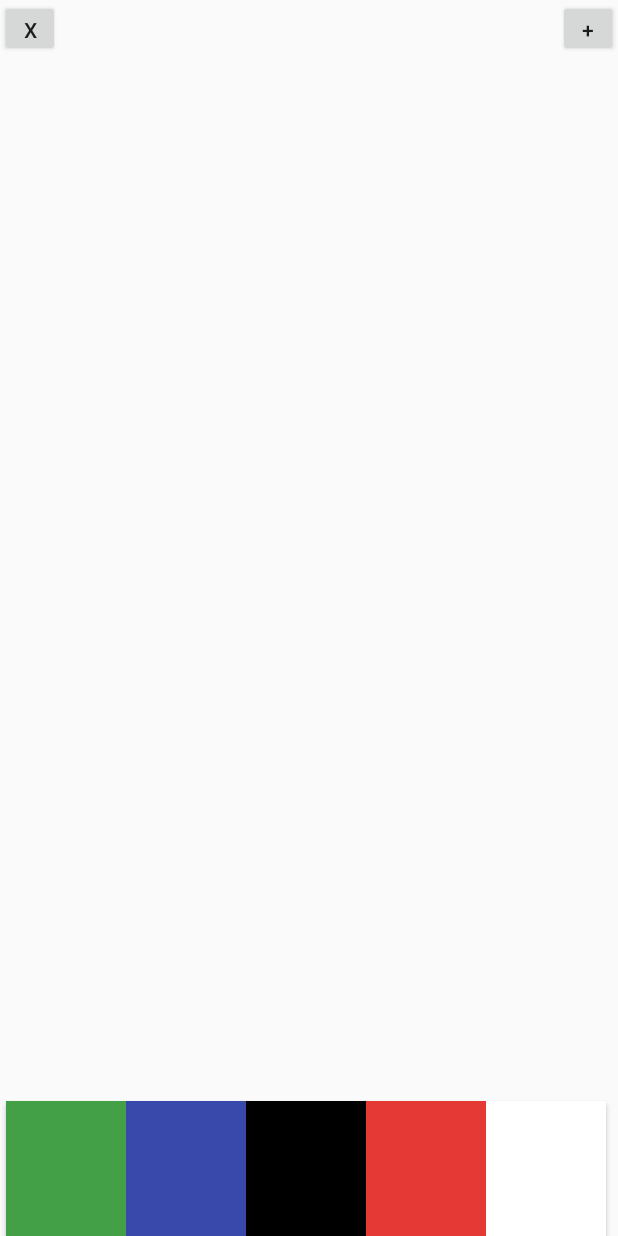
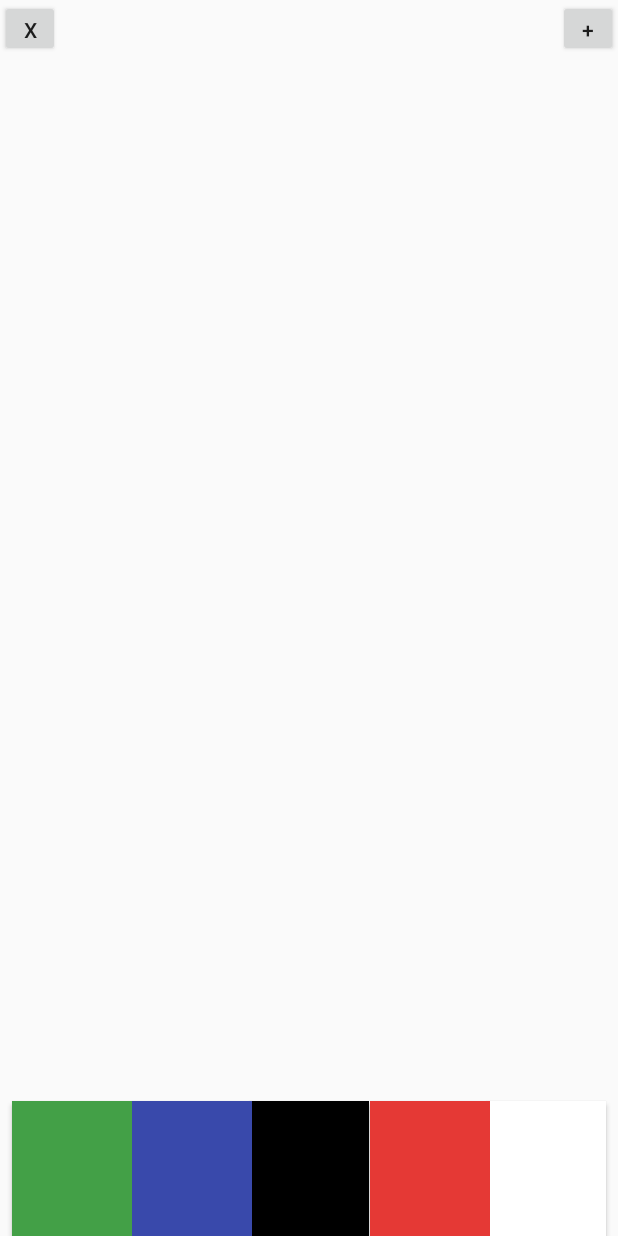
Before and after one commit to Davaeth/EasyPaint, an Android app: the screen it shows after launch (MainActivity), on a phone screen of 412 x 824 dp. Run offline under Robolectric (Android 15) with nearby library versions, the phone set to English and light mode, and no system bars.

Commit message:
Layout view improved

```diff
--- a/app/src/main/java/com/example/davaeth/easypaint/Drawing.kt
+++ b/app/src/main/java/com/example/davaeth/easypaint/Drawing.kt
@@ -40,7 +40,7 @@ class Drawing(context: Context) : View(context) {
 
     // Fields that actually save the drawing.
     private var fileToSavePath: String =
-        Environment.getExternalStoragePublicDirectory(Environment.DIRECTORY_DCIM).absolutePath
+        Environment.getExternalStoragePublicDirectory(Environment.DIRECTORY_PICTURES).absolutePath
     lateinit var fileToSave: File
 
     //endregion
@@ -117,7 +117,7 @@ class Drawing(context: Context) : View(context) {
     //region Save drawing methods
     fun createFileToSaveDrawing(drawingNameText: EditText): Boolean {
         return if (checkDrawingToSaveName(drawingNameText)) {
-            fileToSave = File("$fileToSavePath/Screenshots/${drawingNameText.text.trim()}.png")
+            fileToSave = File("$fileToSavePath/${drawingNameText.text.trim()}.png")
 
             if (fileToSave.exists()) {
                 true
--- a/app/src/main/java/com/example/davaeth/easypaint/MainActivity.kt
+++ b/app/src/main/java/com/example/davaeth/easypaint/MainActivity.kt
@@ -6,6 +6,7 @@ import android.graphics.Bitmap
 import android.graphics.Color
 import android.graphics.Paint
 import android.graphics.Path
+import android.net.Uri
 import android.os.Build
 import android.os.Bundle
 import android.support.annotation.RequiresApi
@@ -155,15 +156,26 @@ class MainActivity : AppCompatActivity() {
                 background.bitmap?.compress(Bitmap.CompressFormat.PNG, 100, ostream)
 
                 ostream.flush()
+                ostream.fd.sync();
 
                 Toast.makeText(this, "Drawing saved!", Toast.LENGTH_LONG).show()
             } catch (e: Exception) {
                 println(e.printStackTrace())
             } finally {
                 ostream?.close()
+
+//                MediaScannerConnection.scanFile(this, String[] {background.fileToSave.absolutePath}, null, null)
+                sendBroadcast(
+                    Intent(
+                        Intent.ACTION_MEDIA_SCANNER_SCAN_FILE,
+                        Uri.parse("file://${text_drawingName.text}")
+                    )
+                )
+
             text_drawingName.setText("")
         }
-        } else {
+    } else
+    {
         Toast.makeText(this, "File exists!", Toast.LENGTH_LONG).show()
     }
 }
--- a/app/src/main/res/layout/activity_main.xml
+++ b/app/src/main/res/layout/activity_main.xml
@@ -13,7 +13,9 @@
             android:id="@+id/btn_white"
             android:background="@color/colorWHITE"
             app:layout_constraintBottom_toBottomOf="parent" app:layout_constraintEnd_toEndOf="parent"
-            android:layout_marginEnd="8dp"/>
+            android:layout_marginEnd="8dp" app:layout_constraintStart_toStartOf="parent"
+            android:layout_marginStart="8dp" app:layout_constraintHorizontal_bias="1.0" android:layout_marginTop="8dp"
+            app:layout_constraintTop_toTopOf="parent" app:layout_constraintVertical_bias="1.0"/>
     <Button
             android:onClick="drawRed"
             android:layout_width="80dp"
@@ -21,34 +23,44 @@
             android:id="@+id/btn_red"
             android:background="@color/colorRED"
             app:layout_constraintBottom_toBottomOf="parent" app:layout_constraintEnd_toEndOf="parent"
-            android:layout_marginEnd="88dp"/>
+            android:layout_marginEnd="8dp" app:layout_constraintStart_toStartOf="parent"
+            android:layout_marginStart="8dp" app:layout_constraintHorizontal_bias="0.755" android:layout_marginTop="8dp"
+            app:layout_constraintTop_toTopOf="parent" app:layout_constraintVertical_bias="1.0"/>
     <Button
             android:onClick="drawBlack"
             android:layout_width="80dp"
             android:layout_height="90dp"
             android:id="@+id/btn_black"
             android:background="@color/colorBLACK"
-            app:layout_constraintBottom_toBottomOf="parent" app:layout_constraintEnd_toEndOf="parent"
-            android:layout_marginEnd="168dp"
-    />
+            app:layout_constraintBottom_toBottomOf="parent"
+            app:layout_constraintStart_toStartOf="parent" android:layout_marginStart="8dp"
+            android:layout_marginTop="8dp"
+            app:layout_constraintTop_toTopOf="parent" app:layout_constraintVertical_bias="1.0"
+            android:layout_marginEnd="8dp" app:layout_constraintEnd_toEndOf="parent"/>
     <Button
             android:onClick="drawBlue"
             android:layout_width="80dp"
             android:layout_height="90dp"
             android:id="@+id/btn_blue"
             android:background="@color/colorBLUE"
-            app:layout_constraintBottom_toBottomOf="parent" app:layout_constraintEnd_toEndOf="parent"
-            android:layout_marginEnd="248dp"
-    />
+            app:layout_constraintBottom_toBottomOf="parent"
+            app:layout_constraintStart_toStartOf="parent" android:layout_marginStart="8dp"
+            android:layout_marginTop="8dp"
+            app:layout_constraintTop_toTopOf="parent" app:layout_constraintVertical_bias="1.0"
+            android:layout_marginEnd="8dp" app:layout_constraintEnd_toEndOf="parent"
+            app:layout_constraintHorizontal_bias="0.253"/>
     <Button
             android:onClick="drawGreen"
             android:layout_width="80dp"
             android:layout_height="90dp"
             android:id="@+id/btn_green"
             android:background="@color/colorGREEN"
-            app:layout_constraintBottom_toBottomOf="parent" app:layout_constraintEnd_toEndOf="parent"
-            android:layout_marginEnd="328dp"
-    />
+            app:layout_constraintBottom_toBottomOf="parent"
+            app:layout_constraintStart_toStartOf="parent" android:layout_marginStart="8dp"
+            android:layout_marginTop="8dp"
+            app:layout_constraintTop_toTopOf="parent" app:layout_constraintVertical_bias="1.0"
+            android:layout_marginEnd="8dp" app:layout_constraintEnd_toEndOf="parent"
+            app:layout_constraintHorizontal_bias="0.0"/>
     <EditText
             android:layout_width="wrap_content"
             android:layout_height="wrap_content"
```
Lines whose indentation alone changed are shown as unchanged.
